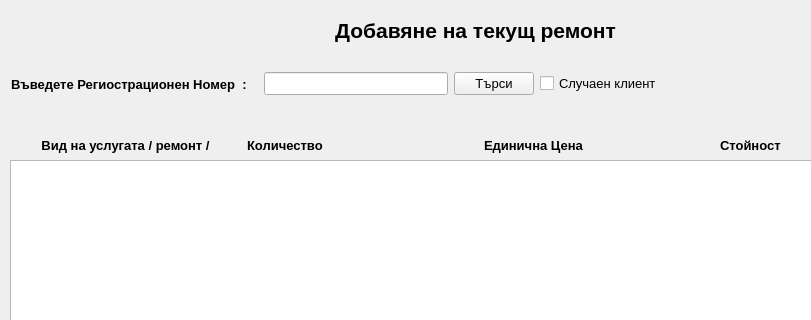
Above: addrepair.ui from JohnnyBrawo/CarServ before the change; both pictures show x 0 to 811 and y 0 to 320 of the 958 by 615 pixel window. Below: the same form after it.
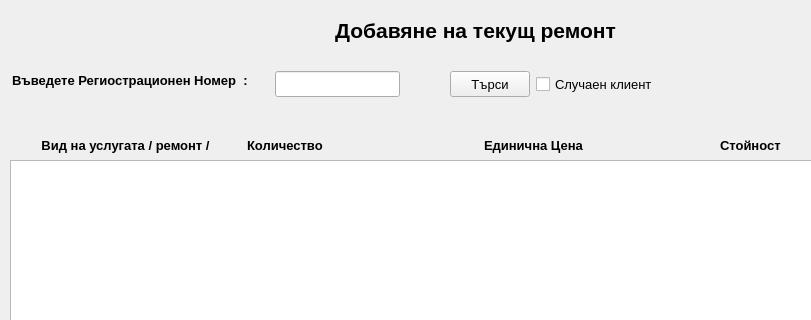
That is the form after the change.

```diff
--- a/addrepair.ui
+++ b/addrepair.ui
@@ -258,18 +258,15 @@
     </item>
    </layout>
   </widget>
-  <widget class="QWidget" name="layoutWidget">
-   <property name="geometry">
-    <rect>
-     <x>11</x>
-     <y>70</y>
-     <width>651</width>
-     <height>28</height>
-    </rect>
-   </property>
-   <layout class="QHBoxLayout" name="horizontalLayout_2">
-    <item>
      <widget class="QLabel" name="L_CarRegNumber">
+   <property name="geometry">
+    <rect>
+     <x>12</x>
+     <y>71</y>
+     <width>257</width>
+     <height>18</height>
+    </rect>
+   </property>
       <property name="font">
        <font>
         <weight>75</weight>
@@ -280,25 +277,41 @@
        <string>Въведете Региострационен Номер  :   </string>
       </property>
      </widget>
-    </item>
-    <item>
-     <widget class="QLineEdit" name="lineEdit"/>
-    </item>
-    <item>
-     <widget class="QPushButton" name="Button_Search">
-      <property name="text">
-       <string>Търси</string>
-      </property>
-     </widget>
-    </item>
-    <item>
      <widget class="QCheckBox" name="Check_RandomClient">
+   <property name="geometry">
+    <rect>
+     <x>536</x>
+     <y>72</y>
+     <width>125</width>
+     <height>24</height>
+    </rect>
+   </property>
       <property name="text">
        <string>Случаен клиент</string>
       </property>
      </widget>
-    </item>
-   </layout>
+  <widget class="QLineEdit" name="lineEdit">
+   <property name="geometry">
+    <rect>
+     <x>275</x>
+     <y>71</y>
+     <width>125</width>
+     <height>26</height>
+    </rect>
+   </property>
+  </widget>
+  <widget class="QPushButton" name="Button_Search">
+   <property name="geometry">
+    <rect>
+     <x>450</x>
+     <y>71</y>
+     <width>80</width>
+     <height>26</height>
+    </rect>
+   </property>
+   <property name="text">
+    <string>Търси</string>
+   </property>
   </widget>
   <zorder>layoutWidget</zorder>
   <zorder>layoutWidget</zorder>
```
Lines whose indentation alone changed are shown as unchanged.
